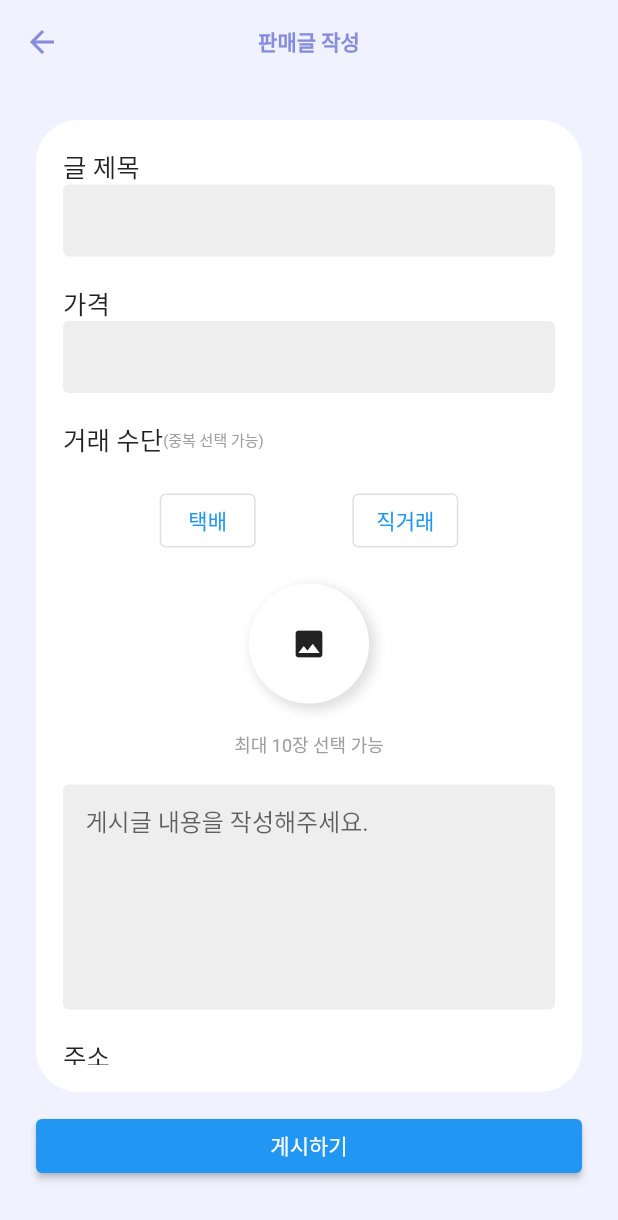
After one commit to garden-jun/Anymall, a Flutter app: the PostPage screen opened directly, on a phone screen of 412 x 824 dp. The commit adds this screen. Shown: the top 1220 px of the screen. Run offline on Flutter 3.47's test engine with Material 2 defaults, Android fonts, the phone set to English and light mode, and no system bars; our stand-ins replace google_maps_flutter, image_picker.

Commit message:
PostPage (판매글 등록 페이지)

```diff
--- a/lib/Map/map_sample.dart
+++ b/lib/Map/map_sample.dart
@@ -0,0 +1,50 @@
+import 'dart:async';
+import 'package:flutter/material.dart';
+import 'package:google_maps_flutter/google_maps_flutter.dart';
+
+class MapSample extends StatefulWidget {
+  @override
+  State<MapSample> createState() => MapSampleState();
+}
+
+class MapSampleState extends State<MapSample> {
+  Completer<GoogleMapController> _controller = Completer();
+
+  // 초기 카메라 위치
+  static final CameraPosition _kGooglePlex = CameraPosition(
+    target: LatLng(37.42796133580664, -122.085749655962),
+    zoom: 14.4746,
+  );
+
+  // 호수 위치
+  static final CameraPosition _kLake = CameraPosition(
+      bearing: 192.8334901395799,
+      target: LatLng(37.43296265331129, -122.08832357078792),
+      tilt: 59.440717697143555,
+      zoom: 19.151926040649414);
+
+  @override
+  Widget build(BuildContext context) {
+    return new Scaffold(
+      body: GoogleMap(
+        mapType: MapType.hybrid,
+        initialCameraPosition: _kGooglePlex, // 초기 카메라 위치
+        onMapCreated: (GoogleMapController controller) {
+          _controller.complete(controller);
+        },
+      ),
+
+      // floatingActionButton을 누르게 되면 _goToTheLake 실행된다.
+      floatingActionButton: FloatingActionButton.extended(
+        onPressed: _goToTheLake,
+        label: Text('To the lake!'),
+        icon: Icon(Icons.directions_boat),
+      ),
+    );
+  }
+
+  Future<void> _goToTheLake() async {
+    final GoogleMapController controller = await _controller.future;
+    controller.animateCamera(CameraUpdate.newCameraPosition(_kLake));
+  }
+}
--- /dev/null
+++ b/lib/view/PostPage.dart
@@ -0,0 +1,250 @@
+import 'package:flutter/material.dart';
+import 'package:image_picker/image_picker.dart';
+
+class PostPage extends StatefulWidget {
+  const PostPage({Key? key}) : super(key: key);
+
+  @override
+  State<PostPage> createState() => _PostPageState();
+}
+
+class _PostPageState extends State<PostPage> {
+  final ImagePicker _picker = ImagePicker();
+
+  @override
+  Widget build(BuildContext context) {
+    Size size = MediaQuery.of(context).size;
+
+    return Scaffold(
+      appBar: AppBar(
+        backgroundColor: const Color(0xffF0F2FF),
+        elevation: 0,
+        iconTheme: const IconThemeData(color: Color(0xff868cde)),
+        title: const Text("판매글 작성"),
+        centerTitle: true,
+        titleTextStyle:
+            TextStyle(color: Color(0xff868cde), fontWeight: FontWeight.bold),
+      ),
+      backgroundColor: const Color(0xffF0F2FF),
+      body: Container(
+        width: size.width,
+        padding: const EdgeInsets.all(24),
+        child: Column(
+          children: [
+            Expanded(
+              child: Container(
+                decoration: BoxDecoration(
+                    color: Colors.white,
+                    borderRadius: BorderRadius.all(Radius.circular(28))),
+                padding: const EdgeInsets.all(18),
+                child: SingleChildScrollView(
+                  child: Column(
+                    crossAxisAlignment: CrossAxisAlignment.start,
+                    children: [
+                      Text(
+                        "글 제목",
+                        style: TextStyle(fontSize: 17),
+                      ),
+                      TextInput(),
+                      const SizedBox(height: 18),
+                      Text(
+                        "가격",
+                        style: TextStyle(fontSize: 17),
+                      ),
+                      TextInput(),
+                      const SizedBox(height: 18),
+                      Row(
+                        children: [
+                          Text(
+                            "거래 수단",
+                            style: TextStyle(fontSize: 17),
+                          ),
+                          Text(
+                            "(중복 선택 가능)",
+                            style: TextStyle(fontSize: 10, color: Colors.grey),
+                          ),
+                        ],
+                      ),
+                      const SizedBox(height: 18),
+                      Row(
+                        mainAxisAlignment: MainAxisAlignment.spaceEvenly,
+                        children: [
+                          SelectableButton(text: "택배"),
+                          SelectableButton(text: "직거래")
+                        ],
+                      ),
+                      const SizedBox(height: 18),
+                      Row(
+                        mainAxisAlignment: MainAxisAlignment.center,
+                        children: [
+                          GestureDetector(
+                            onTap: () async {
+                              final XFile? image = await _picker.pickImage(
+                                  source: ImageSource.gallery);
+                            },
+                            child: Container(
+                              width: 80,
+                              height: 80,
+                              child: Icon(Icons.image),
+                              decoration: BoxDecoration(
+                                color: Colors.white,
+                                shape: BoxShape.circle,
+                                boxShadow: [
+                                  BoxShadow(
+                                    color: Colors.grey.withOpacity(0.3),
+                                    spreadRadius: 2,
+                                    blurRadius: 5,
+                                    offset: Offset(3, 3),
+                                  ),
+                                ],
+                              ),
+                            ),
+                          ),
+                        ],
+                      ),
+                      const SizedBox(height: 18),
+                      Row(
+                        mainAxisAlignment: MainAxisAlignment.center,
+                        children: [
+                          Text(
+                            "최대 10장 선택 가능",
+                            style: TextStyle(color: Colors.grey, fontSize: 12),
+                          ),
+                        ],
+                      ),
+                      const SizedBox(height: 18),
+                      Container(
+                        padding: const EdgeInsets.symmetric(horizontal: 15),
+                        height: 150,
+                        decoration: BoxDecoration(
+                            color: Colors.grey.shade200,
+                            borderRadius:
+                                const BorderRadius.all(Radius.circular(4))),
+                        child: const TextField(
+                          decoration: InputDecoration(
+                              border: InputBorder.none,
+                              hintText: "게시글 내용을 작성해주세요."),
+                        ),
+                      ),
+                      const SizedBox(height: 18),
+                      Text(
+                        "주소",
+                        style: TextStyle(fontSize: 17),
+                      ),
+                      Row(
+                        children: [
+                          Expanded(child: TextInput()),
+                          const SizedBox(width: 12),
+                          ElevatedButton(
+                              onPressed: () {}, child: const Text("주소찾기"))
+                        ],
+                      ),
+                      const SizedBox(height: 10),
+                      TextInput(),
+                      const SizedBox(height: 18),
+                      Row(
+                        children: [
+                          Text(
+                            "관심 카테고리 선택",
+                            style: TextStyle(fontSize: 17),
+                          ),
+                          Text(
+                            "(최소 1개)",
+                            style: TextStyle(fontSize: 10, color: Colors.grey),
+                          ),
+                        ],
+                      ),
+                      Column(
+                        children: [
+                          Row(
+                            mainAxisAlignment: MainAxisAlignment.spaceEvenly,
+                            children: [
+                              SelectableButton(text: "강아지"),
+                              SelectableButton(text: "고양이"),
+                              SelectableButton(text: "거북이")
+                            ],
+                          ),
+                          Row(
+                            mainAxisAlignment: MainAxisAlignment.spaceEvenly,
+                            children: [
+                              SelectableButton(text: "햄스터"),
+                              SelectableButton(text: "포유류"),
+                              SelectableButton(text: "  조류  ")
+                            ],
+                          ),
+                          Row(
+                            mainAxisAlignment: MainAxisAlignment.spaceEvenly,
+                            children: [
+                              SelectableButton(text: "파충류"),
+                              SelectableButton(text: "  어류  "),
+                              SelectableButton(text: "양서류")
+                            ],
+                          )
+                        ],
+                      )
+                    ],
+                  ),
+                ),
+              ),
+            ),
+            const SizedBox(height: 12),
+            Row(children: [
+              Expanded(
+                  child: ElevatedButton(
+                      onPressed: () {}, child: const Text("게시하기")))
+            ]),
+            const SizedBox(height: 12),
+          ],
+        ),
+      ),
+    );
+  }
+}
+
+class TextInput extends StatelessWidget {
+  const TextInput({Key? key}) : super(key: key);
+
+  @override
+  Widget build(BuildContext context) {
+    return Container(
+      padding: const EdgeInsets.symmetric(horizontal: 15),
+      decoration: BoxDecoration(
+          color: Colors.grey.shade200,
+          borderRadius: const BorderRadius.all(Radius.circular(4))),
+      child: const TextField(
+        decoration: InputDecoration(border: InputBorder.none),
+      ),
+    );
+  }
+}
+
+class SelectableButton extends StatefulWidget {
+  final String text;
+  const SelectableButton({Key? key, required this.text}) : super(key: key);
+
+  @override
+  State<SelectableButton> createState() => _SelectableButtonState();
+}
+
+class _SelectableButtonState extends State<SelectableButton> {
+  bool _isSelected = false;
+
+  @override
+  Widget build(BuildContext context) {
+    return _isSelected
+        ? ElevatedButton(
+            onPressed: () {
+              setState(() {
+                _isSelected = !_isSelected;
+              });
+            },
+            child: Text(widget.text))
+        : OutlinedButton(
+            onPressed: () {
+              setState(() {
+                _isSelected = !_isSelected;
+              });
+            },
+            child: Text(widget.text));
+  }
+}
--- a/lib/view/salePage.dart
+++ b/lib/view/salePage.dart
@@ -275,6 +275,13 @@ class _SalePageState extends State<SalePage> {
                   padding: const EdgeInsets.fromLTRB(0, 0, 0, 30),
                 ),
 
+                // 지도 불러오기
+
+                Padding(
+                  padding: const EdgeInsets.fromLTRB(0, 0, 0, 30),
+                ),
+
+                // 게시하기 버튼
                 ElevatedButton(
                   onPressed: () {
                     // Respond to button press
--- a/pubspec.yaml
+++ b/pubspec.yaml
@@ -42,7 +42,6 @@ dependencies:
 dev_dependencies:
   flutter_test:
     sdk: flutter
-  google_maps_flutter: ^2.0.1
 
   # The "flutter_lints" package below contains a set of recommended lints to
   # encourage good coding practices. The lint set provided by the package is
```
